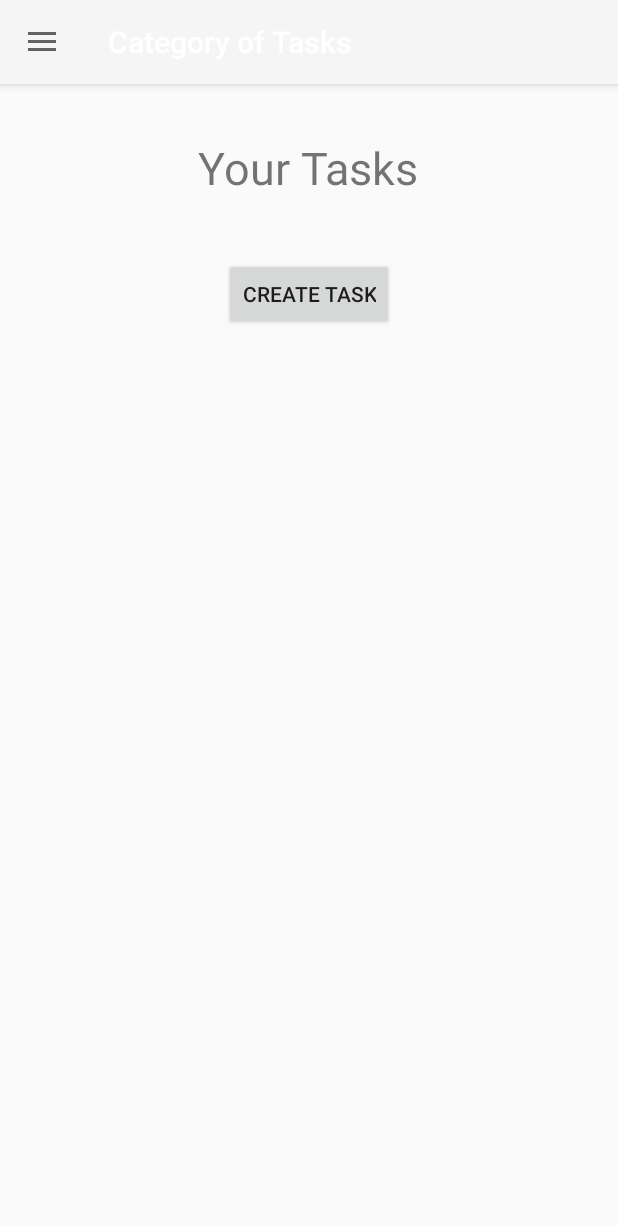
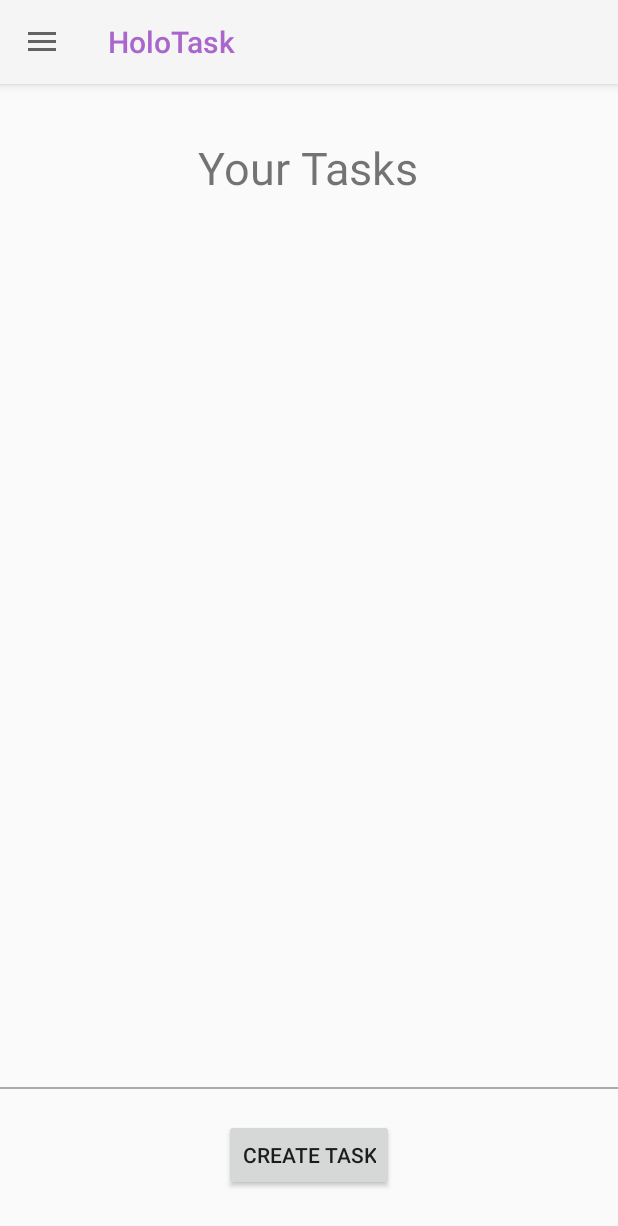
Before and after one commit to samuerudes/HoloTask, an Android app: the screen it shows after launch once a user with an empty profile is signed in (MainActivity), on a phone screen of 412 x 824 dp. Shown: the top 1226 px of the screen. Run offline under Robolectric (Android 15) with nearby library versions, the phone set to English and light mode, and no system bars; our stand-ins replace Firebase (no records; nobody signed in at launch, a user with empty details on screens opened directly).

Commit message:
bug fixes in mainactivity

```diff
--- a/app/src/main/res/layout/activity_main.xml
+++ b/app/src/main/res/layout/activity_main.xml
@@ -9,7 +9,7 @@
     android:fitsSystemWindows="true"
     tools:context=".MainActivity">
 
-    <!-- Main content layout -->
+    <!-- Main content layout with vertical orientation -->
     <LinearLayout
         android:layout_width="match_parent"
         android:layout_height="match_parent"
@@ -25,16 +25,17 @@
                 android:layout_width="match_parent"
                 android:layout_height="?attr/actionBarSize"
                 android:background="?attr/colorPrimary"
-                app:title="Category of Tasks"
-                app:titleTextColor="@android:color/white"
+                app:title="HoloTask"
+                app:titleTextColor="@android:color/holo_purple"
                 app:popupTheme="@style/AppTheme.PopupOverlay" />
 
         </com.google.android.material.appbar.AppBarLayout>
 
-        <!-- Content Area -->
+        <!-- Content Area with dynamic GridView and fixed "Create Task" button -->
         <LinearLayout
             android:layout_width="match_parent"
-            android:layout_height="match_parent"
+            android:layout_height="0dp"
+            android:layout_weight="1"
             android:orientation="vertical">
 
             <!-- TextView for category of tasks -->
@@ -47,23 +48,38 @@
                 android:textSize="30sp"
                 android:text="@string/category_of_tasks" />
 
-            <!-- GridView for displaying tasks -->
+            <!-- GridView for displaying tasks (expandable) -->
             <GridView
                 android:id="@+id/gridView"
                 android:layout_width="match_parent"
-                android:layout_height="wrap_content"
+                android:layout_height="0dp"
+                android:layout_weight="1"
                 android:horizontalSpacing="10dp"
                 android:numColumns="2"
                 android:padding="10dp"
-                android:verticalSpacing="10dp" />
+                android:verticalSpacing="10dp"
+                android:scrollbars="none" /> <!-- Hide GridView's vertical scrollbar -->
 
-            <!-- Button to create a new task -->
+        </LinearLayout>
+
+        <!-- Fixed bottom layout for "Create Task" button -->
+        <LinearLayout
+            android:layout_width="match_parent"
+            android:layout_height="wrap_content"
+            android:orientation="vertical">
+
+            <View
+                android:layout_width="match_parent"
+                android:layout_height="1dp"
+                android:background="@android:color/darker_gray" />
+
             <Button
                 android:id="@+id/button8"
                 android:layout_width="wrap_content"
                 android:layout_height="wrap_content"
                 android:layout_gravity="center_horizontal"
                 android:layout_marginTop="20dp"
+                android:layout_marginBottom="30dp"
                 android:text="@string/create_task" />
 
         </LinearLayout>
```
